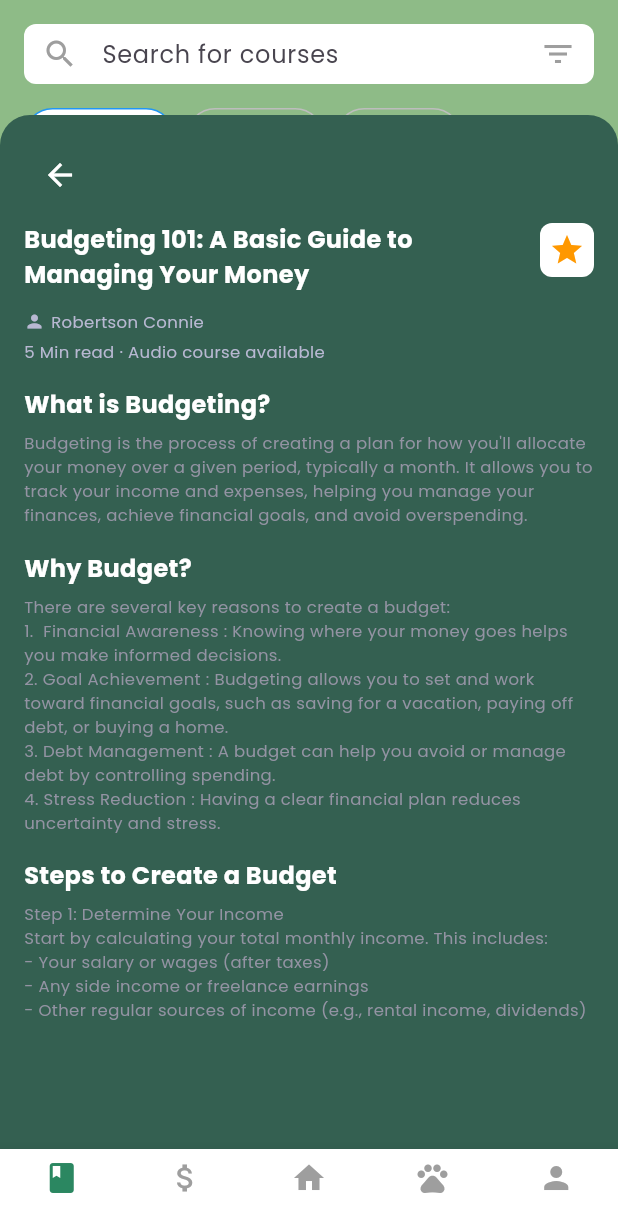
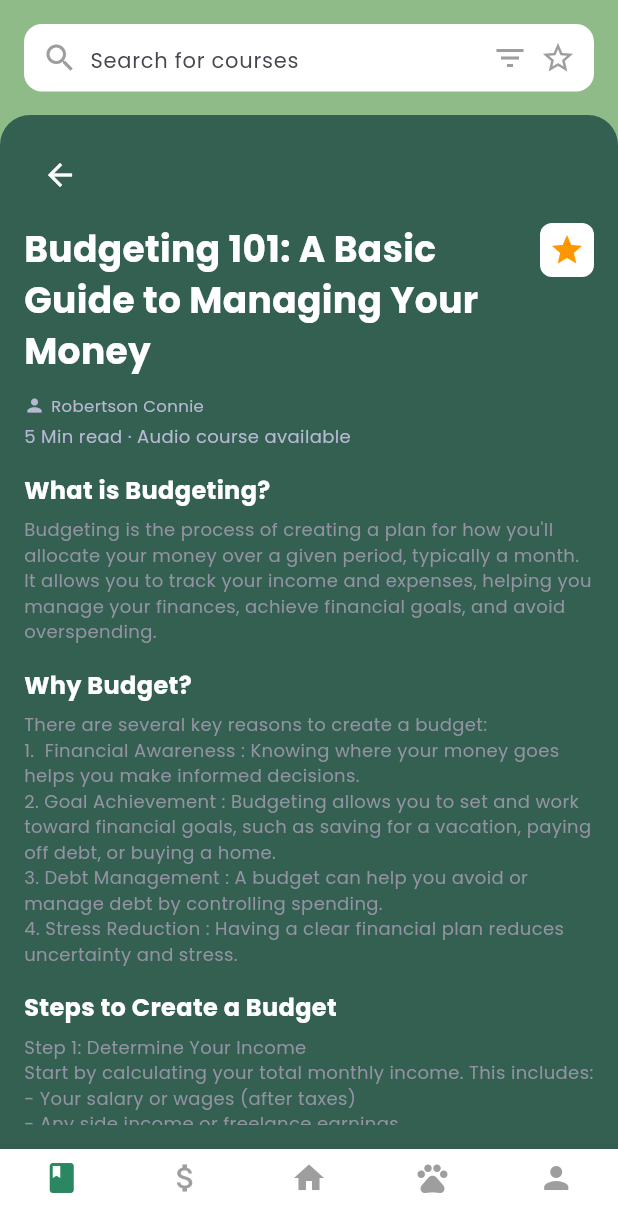
Before and after one commit to CocoTeoh/FinancialCompanion, a Flutter app: the CoursePage screen opened directly, after a tap on "Budgeting 101", on a phone screen of 412 x 824 dp. Shown: the top 1232 px of the screen. Run offline on Flutter 3.47's test engine with Material 3 defaults, Android fonts, the phone set to English and light mode, and no system bars; our stand-ins replace firebase_auth, firebase_core; accounts and stored records are empty.

Commit message:
fixed image display, adjusted course page

```diff
--- a/lib/course_page.dart
+++ b/lib/course_page.dart
@@ -25,52 +25,92 @@ class _CoursePageState extends State<CoursePage> {
                 children: [
                   // Search bar
                   Container(
-                    height: 40,
+                    height: 45,
                     decoration: BoxDecoration(
                       color: Colors.white,
-                      borderRadius: BorderRadius.circular(8),
+                      borderRadius: BorderRadius.circular(12),
                     ),
-                    child: const TextField(
+                    padding: const EdgeInsets.symmetric(horizontal: 12),
+                    child: Row(
+                      children: [
+                        const Icon(Icons.search, color: Colors.grey),
+                        const SizedBox(width: 8),
+                        const Expanded(
+                          child: TextField(
                             decoration: InputDecoration(
+                              hintText: "Search for courses",
+                              hintStyle:
+                              TextStyle(fontFamily: "Poppins", fontSize: 14),
                               border: InputBorder.none,
-                        prefixIcon: Icon(Icons.search, color: Colors.grey),
-                        hintText: "Search for courses",
-                        hintStyle: TextStyle(fontFamily: "Poppins"),
-                        suffixIcon: Icon(Icons.filter_list, color: Colors.grey),
-                        contentPadding: EdgeInsets.symmetric(vertical: 10),
                             ),
                           ),
                         ),
+                        const Icon(Icons.filter_list, color: Colors.grey),
+                        const SizedBox(width: 8),
+                        const Icon(Icons.star_border, color: Colors.grey),
+                      ],
+                    ),
+                  ),
+
                   const SizedBox(height: 16),
 
-                  // Categories row
-                  Wrap(
-                    spacing: 8,
+                  Row(
+                    mainAxisAlignment: MainAxisAlignment.center, // center the row
                     children: [
                       _buildChip("Budgeting", true),
+                      const SizedBox(width: 8),
                       _buildChip("Investing", false),
+                      const SizedBox(width: 8),
                       _buildChip("Banking", false),
+                      const SizedBox(width: 8),
                       _buildChip("Planning", false),
                     ],
                   ),
+
+
+
                   const SizedBox(height: 16),
 
-                  // Greeting box
+                  // Greeting box with cat outside
+                  Row(
+                    crossAxisAlignment: CrossAxisAlignment.start,
+                    children: [
+                      const Spacer(), // pushes everything to the right
                       Container(
-                    padding: const EdgeInsets.all(16),
-                    decoration: BoxDecoration(
-                      color: const Color(0xFFE8F5E9),
-                      borderRadius: BorderRadius.circular(12),
+                        width: 214,
+                        height: 84,
+                        padding: const EdgeInsets.all(12),
+                        decoration: const BoxDecoration(
+                          color: Colors.white,
+                          borderRadius: BorderRadius.only(
+                            topLeft: Radius.circular(20),
+                            topRight: Radius.circular(20),
+                            bottomLeft: Radius.circular(20),
+                          ),
                         ),
                         child: const Text(
-                      "Hi Jane!\nLet's find some courses and learn to earn together!",
+                          "Hi Jane!\nLet’s find some courses and learn to earn together!",
                           style: TextStyle(
                             fontFamily: 'Poppins',
-                        fontSize: 14,
+                            fontSize: 12,
                             color: Colors.black87,
                           ),
                         ),
                       ),
+
+                      Padding(
+                        padding: const EdgeInsets.only(top: 30),
+                        child: Image.asset(
+                          'assets/cat.png',
+                          width: 122,
+                          height: 122,
+                        ),
+                      ),
+                    ],
+                  ),
+
+
+
                   const SizedBox(height: 24),
 
                   // Recommended section
@@ -133,7 +173,8 @@ class _CoursePageState extends State<CoursePage> {
                       Align(
                         alignment: Alignment.topLeft,
                         child: IconButton(
-                          icon: const Icon(Icons.arrow_back, color: Colors.white),
+                          icon:
+                          const Icon(Icons.arrow_back, color: Colors.white),
                           onPressed: () {
                             setState(() => _showBudgeting101 = false);
                           },
@@ -150,7 +191,7 @@ class _CoursePageState extends State<CoursePage> {
                               "Budgeting 101: A Basic Guide to Managing Your Money",
                               style: TextStyle(
                                 fontFamily: 'Poppins',
-                                fontSize: 16,
+                                fontSize: 24,
                                 fontWeight: FontWeight.bold,
                                 color: Colors.white,
                               ),
@@ -188,7 +229,7 @@ class _CoursePageState extends State<CoursePage> {
                       const Text(
                         "5 Min read · Audio course available",
                         style: TextStyle(
-                          fontSize: 11,
+                          fontSize: 12,
                           color: Color(0xFFB8B8D2),
                           fontFamily: 'Poppins',
                         ),
@@ -215,7 +256,7 @@ class _CoursePageState extends State<CoursePage> {
                               Text(
                                 "Budgeting is the process of creating a plan for how you'll allocate your money over a given period, typically a month. It allows you to track your income and expenses, helping you manage your finances, achieve financial goals, and avoid overspending.",
                                 style: TextStyle(
-                                  fontSize: 11,
+                                  fontSize: 12,
                                   color: Color(0xFF9393A3),
                                   fontFamily: 'Poppins',
                                 ),
@@ -239,7 +280,7 @@ class _CoursePageState extends State<CoursePage> {
                                     "3. Debt Management : A budget can help you avoid or manage debt by controlling spending.\n"
                                     "4. Stress Reduction : Having a clear financial plan reduces uncertainty and stress.",
                                 style: TextStyle(
-                                  fontSize: 11,
+                                  fontSize: 12,
                                   color: Color(0xFF9393A3),
                                   fontFamily: 'Poppins',
                                 ),
@@ -263,7 +304,7 @@ class _CoursePageState extends State<CoursePage> {
                                     "- Any side income or freelance earnings\n"
                                     "- Other regular sources of income (e.g., rental income, dividends)",
                                 style: TextStyle(
-                                  fontSize: 11,
+                                  fontSize: 12,
                                   color: Color(0xFF9393A3),
                                   fontFamily: 'Poppins',
                                 ),
@@ -301,23 +342,24 @@ class _CoursePageState extends State<CoursePage> {
     return Container(
       padding: const EdgeInsets.symmetric(horizontal: 12, vertical: 8),
       decoration: BoxDecoration(
-        color: isSelected ? Colors.white : Colors.transparent,
-        border: Border.all(
-          color: isSelected ? Colors.blue : Colors.grey.shade400,
-        ),
-        borderRadius: BorderRadius.circular(20),
+        color: Colors.white, // stays white
+        borderRadius: BorderRadius.circular(5),
       ),
       child: Text(
         text,
-        style: TextStyle(
+        style: const TextStyle(
           fontFamily: 'Poppins',
-          fontSize: 14,
+          fontSize: 12,
           fontWeight: FontWeight.w500,
-          color: isSelected ? Colors.black : Colors.black87,
+          color: Color(0xFF858597), // new text color
         ),
       ),
     );
   }
+
+
+
+
 
   static Widget _buildCourseCard(String title, String author, String quiz,
       String duration, bool hasQuiz) {
--- a/pubspec.yaml
+++ b/pubspec.yaml
@@ -28,6 +28,10 @@ dev_dependencies:
 flutter:
   uses-material-design: true
 
+  assets:
+    - assets/
+
+
 
 
   fonts:
```
Also changed, not shown: lib/login_page.dart (+21 -8 lines), lib/startup_page.dart (+28 -6 lines), assets/cat.png (added), assets/google.png (added), assets/puppy.png (added). Lines whose indentation alone changed are shown as unchanged.
